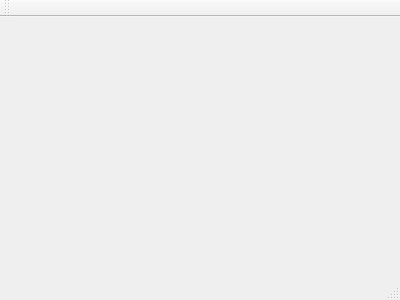
Above: Vadim-Folder/Project1-TestServer/mainwindow.ui from L1PK4/Control-System before the change. Below: the same form after it.
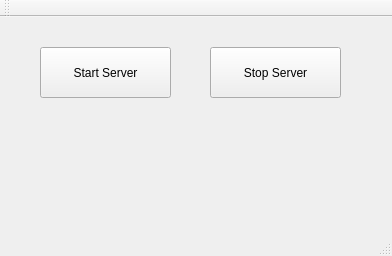
That is the form after the change.

Commit message: Created class for Server

```diff
--- a/Vadim-Folder/Project1-TestServer/mainwindow.ui
+++ b/Vadim-Folder/Project1-TestServer/mainwindow.ui
@@ -1,24 +1,79 @@
 <ui version="4.0">
  <class>MainWindow</class>
- <widget class="QMainWindow" name="MainWindow" >
-  <property name="geometry" >
+ <widget class="QMainWindow" name="MainWindow">
+  <property name="geometry">
    <rect>
     <x>0</x>
     <y>0</y>
-    <width>400</width>
-    <height>300</height>
+    <width>392</width>
+    <height>256</height>
    </rect>
   </property>
   <property name="windowTitle" >
    <string>MainWindow</string>
   </property>
-  <widget class="QMenuBar" name="menuBar" />
-  <widget class="QToolBar" name="mainToolBar" />
-  <widget class="QWidget" name="centralWidget" />
-  <widget class="QStatusBar" name="statusBar" />
+  <widget class="QWidget" name="centralWidget">
+   <widget class="QPushButton" name="btn_start">
+    <property name="geometry">
+     <rect>
+      <x>40</x>
+      <y>30</y>
+      <width>131</width>
+      <height>51</height>
+     </rect>
+    </property>
+    <property name="text">
+     <string>Start Server</string>
+    </property>
+   </widget>
+   <widget class="QPushButton" name="btn_end">
+    <property name="geometry">
+     <rect>
+      <x>210</x>
+      <y>30</y>
+      <width>131</width>
+      <height>51</height>
+     </rect>
+    </property>
+    <property name="text">
+     <string>Stop Server</string>
+    </property>
+   </widget>
+   <widget class="QLabel" name="lbl_status">
+    <property name="geometry">
+     <rect>
+      <x>40</x>
+      <y>110</y>
+      <width>301</width>
+      <height>61</height>
+     </rect>
+    </property>
+    <property name="text">
+     <string/>
+    </property>
+   </widget>
+  </widget>
+  <widget class="QMenuBar" name="menuBar">
+   <property name="geometry">
+    <rect>
+     <x>0</x>
+     <y>0</y>
+     <width>392</width>
+     <height>22</height>
+    </rect>
+   </property>
+  </widget>
+  <widget class="QToolBar" name="mainToolBar">
+   <attribute name="toolBarArea">
+    <enum>TopToolBarArea</enum>
+   </attribute>
+   <attribute name="toolBarBreak">
+    <bool>false</bool>
+   </attribute>
+  </widget>
+  <widget class="QStatusBar" name="statusBar"/>
  </widget>
- <layoutDefault spacing="6" margin="11" />
- <pixmapfunction></pixmapfunction>
+ <layoutdefault spacing="6" margin="11"/>
  <resources/>
  <connections/>
 </ui>
```
Left out of the diff: 3 changed lines with no effect on the pictures. The commit also changes 15 other files.
